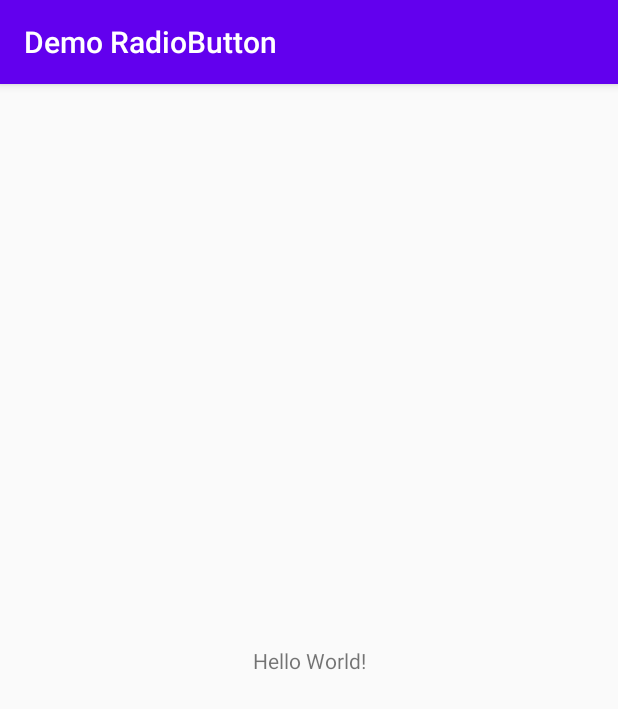
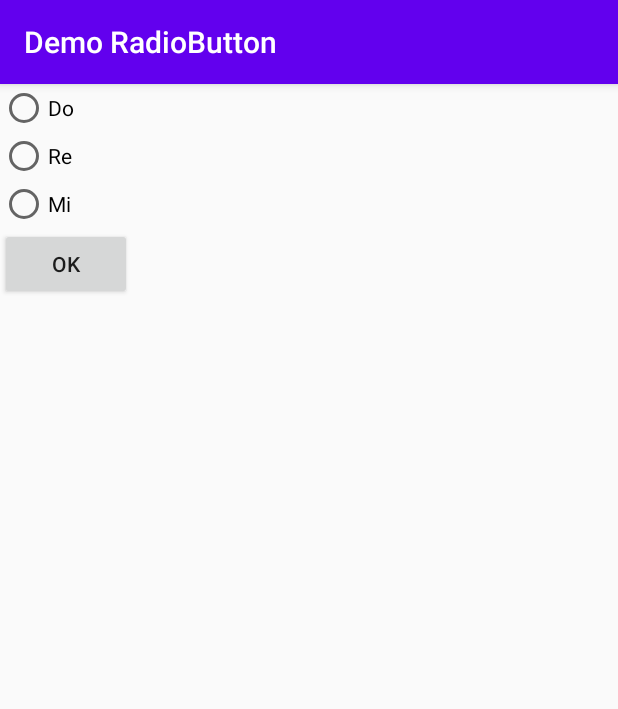
Before and after one commit to syaf-zid/DemoRadioButton, an Android app: the screen it shows after launch (MainActivity), on a phone screen of 412 x 824 dp. Shown: the top 709 px of the screen. Run offline under Robolectric (Android 15) with nearby library versions, the phone set to English and light mode, and no system bars.

Commit message:
demo radio group

```diff
--- a/app/src/main/java/com/example/demoradiobutton/MainActivity.java
+++ b/app/src/main/java/com/example/demoradiobutton/MainActivity.java
@@ -3,6 +3,11 @@ package com.example.demoradiobutton;
 import androidx.appcompat.app.AppCompatActivity;
 
 import android.os.Bundle;
+import android.view.View;
+import android.widget.Button;
+import android.widget.RadioButton;
+import android.widget.RadioGroup;
+import android.widget.Toast;
 
 public class MainActivity extends AppCompatActivity {
 
@@ -10,5 +15,16 @@ public class MainActivity extends AppCompatActivity {
     protected void onCreate(Bundle savedInstanceState) {
         super.onCreate(savedInstanceState);
         setContentView(R.layout.activity_main);
+
+        Button btn = (Button) findViewById(R.id.button);
+        btn.setOnClickListener(new View.OnClickListener() {
+            @Override
+            public void onClick(View view) {
+                RadioGroup rg = (RadioGroup) findViewById(R.id.radioGroup);
+                int selectedButtonId = rg.getCheckedRadioButtonId();
+                RadioButton rb = (RadioButton) findViewById(selectedButtonId);
+                Toast.makeText(MainActivity.this, rb.getText(), Toast.LENGTH_LONG).show();
+            }
+        });
     }
 }
--- a/app/src/main/res/layout/activity_main.xml
+++ b/app/src/main/res/layout/activity_main.xml
@@ -1,18 +1,40 @@
 <?xml version="1.0" encoding="utf-8"?>
-<androidx.constraintlayout.widget.ConstraintLayout xmlns:android="http://schemas.android.com/apk/res/android"
+<LinearLayout xmlns:android="http://schemas.android.com/apk/res/android"
     xmlns:app="http://schemas.android.com/apk/res-auto"
     xmlns:tools="http://schemas.android.com/tools"
     android:layout_width="match_parent"
     android:layout_height="match_parent"
+    android:orientation="vertical"
     tools:context=".MainActivity">
 
-    <TextView
+    <RadioGroup
+        android:id="@+id/radioGroup"
+        android:layout_width="match_parent"
+        android:layout_height="wrap_content">
+
+        <RadioButton
+            android:id="@+id/radioButton"
+            android:layout_width="match_parent"
+            android:layout_height="wrap_content"
+            android:text="Do" />
+
+        <RadioButton
+            android:id="@+id/radioButton2"
+            android:layout_width="match_parent"
+            android:layout_height="wrap_content"
+            android:text="Re" />
+
+        <RadioButton
+            android:id="@+id/radioButton3"
+            android:layout_width="match_parent"
+            android:layout_height="wrap_content"
+            android:text="Mi" />
+    </RadioGroup>
+
+    <Button
+        android:id="@+id/button"
         android:layout_width="wrap_content"
         android:layout_height="wrap_content"
-        android:text="Hello World!"
-        app:layout_constraintBottom_toBottomOf="parent"
-        app:layout_constraintLeft_toLeftOf="parent"
-        app:layout_constraintRight_toRightOf="parent"
-        app:layout_constraintTop_toTopOf="parent" />
+        android:text="OK" />
 
-</androidx.constraintlayout.widget.ConstraintLayout>
+</LinearLayout>
```
